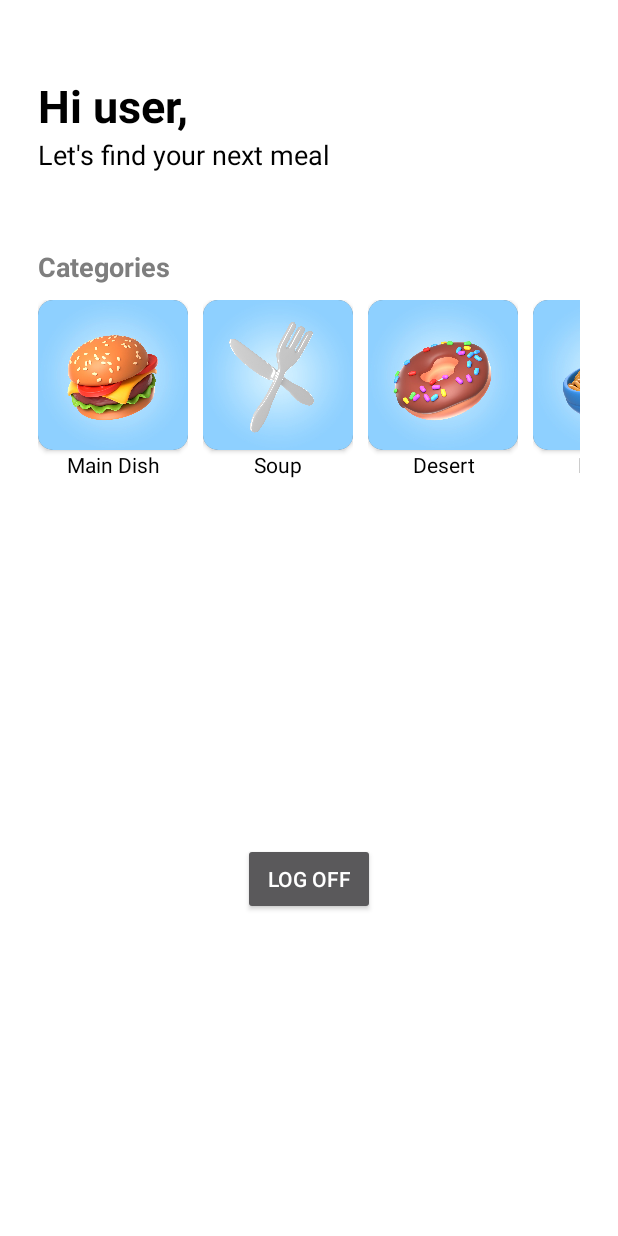
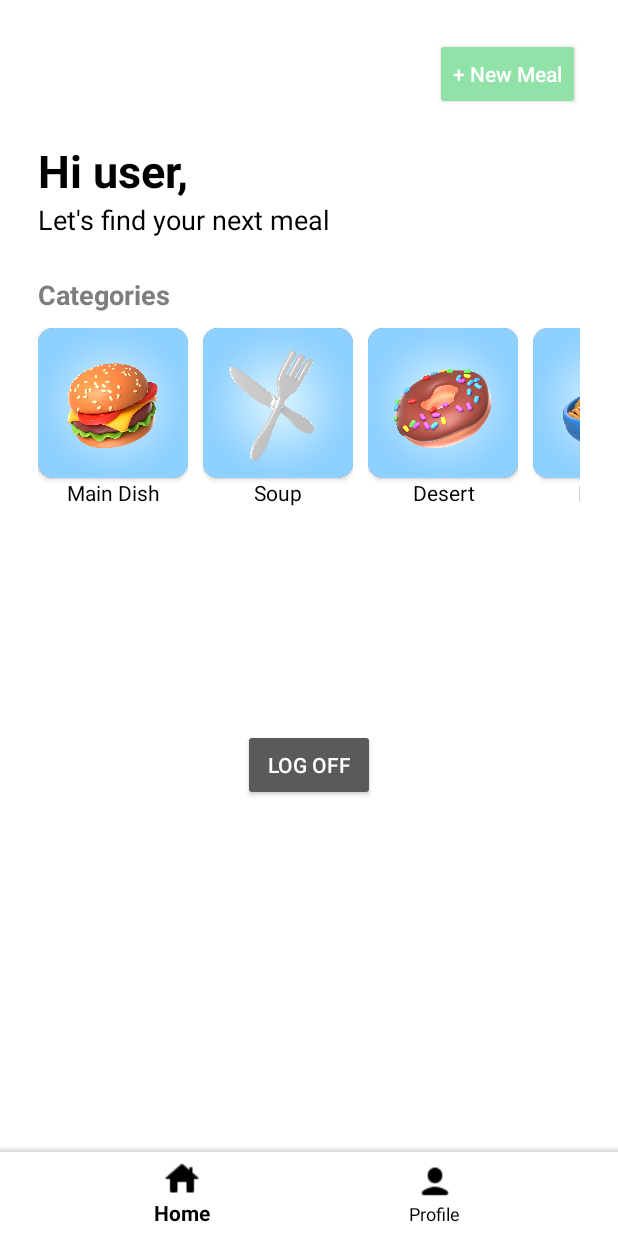
Before and after one commit to kevinluong21/mealer-project, an Android app: the UserWelcome screen opened directly, with no data from a screen before it, on a phone screen of 412 x 824 dp. Run offline under Robolectric (Android 15) with nearby library versions, the phone set to English and light mode, and no system bars; 5 statements that could not run were skipped.

Commit message:
minor UI changes

```diff
--- a/app/src/main/java/com/seg2105/mealer_project/UserWelcome.java
+++ b/app/src/main/java/com/seg2105/mealer_project/UserWelcome.java
@@ -34,16 +34,17 @@ public class UserWelcome extends Activity {
 
 
         textViewWelcomeMessage = findViewById(R.id.textViewWelcome);
-        textViewWelcomeMessage.setText("Hi " + currentUser.getFirstName() + "," + "\n" + "You are logged in as a " + currentUser.getRole());
+        textViewWelcomeMessage.setText("Hi " + currentUser.getFirstName() + ",");
 
         textViewActionPrompt = findViewById(R.id.textViewActionPrompt);
+        textViewActionPrompt.setText("You are logged in as a " + currentUser.getRole());
 
         if (currentUser.getRole().equals("Administrator")) {
             btnAdminComplaints.setVisibility(View.VISIBLE);
         }
 
         if (currentUser.getRole().equals("Cook")) {
-            textViewActionPrompt.setText("What will you create today?");
+//            textViewActionPrompt.setText("What will you create today?");
             if (!MainActivity.loggedInCook.getAccountStatus()) {
                 AlertDialog.Builder suspensionDialog = new AlertDialog.Builder(this);
                 suspensionDialog.setCancelable(false); //cannot close the dialog by clicking outside of the box
@@ -84,7 +85,7 @@ public class UserWelcome extends Activity {
         }
 
         if (currentUser.getRole().equals("Client")) {
-            textViewActionPrompt.setText("Let's find your next meal");
+//            textViewActionPrompt.setText("Let's find your next meal");
         }
 
         btnAdminComplaints.setOnClickListener(new View.OnClickListener() {
--- /dev/null
+++ b/app/src/main/res/drawable/nav_top_shadow.xml
@@ -0,0 +1,9 @@
+<?xml version="1.0" encoding="utf-8"?>
+
+<!--this code was provided by https://stackoverflow.com/questions/41650778/android-bottom-navigation-bar-with-drop-shadow-->
+<shape xmlns:android="http://schemas.android.com/apk/res/android">
+    <gradient
+        android:startColor="#1F000000"
+        android:endColor="@android:color/transparent"
+        android:angle="90" />
+</shape>
--- a/app/src/main/res/layout/activity_clientwelcome.xml
+++ b/app/src/main/res/layout/activity_clientwelcome.xml
@@ -7,16 +7,45 @@
     android:background="#FFFFFF">
 
     <LinearLayout
-        android:id="@+id/linearLayout3"
+        android:id="@+id/layoutAddMeal"
         android:layout_width="match_parent"
         android:layout_height="wrap_content"
         android:layout_marginStart="25dp"
-        android:layout_marginTop="50dp"
+        android:layout_marginTop="25dp"
+        android:layout_marginEnd="25dp"
+        android:gravity="right|center_vertical"
+        android:orientation="horizontal"
+        app:layout_constraintEnd_toEndOf="parent"
+        app:layout_constraintStart_toStartOf="parent"
+        app:layout_constraintTop_toTopOf="parent">
+
+        <Button
+            android:id="@+id/btnAddMeal"
+            android:layout_width="wrap_content"
+            android:layout_height="wrap_content"
+            android:backgroundTint="#90E2A8"
+            android:text="+ New Meal"
+            android:textAlignment="center"
+            android:textAllCaps="false"
+            app:cornerRadius="50dp" />
+    </LinearLayout>
+
+    <LinearLayout
+        android:id="@+id/layoutWelcomeMessage"
+        android:layout_width="match_parent"
+        android:layout_height="wrap_content"
+        android:layout_marginStart="25dp"
+        android:layout_marginTop="20dp"
         android:layout_marginEnd="25dp"
         android:orientation="vertical"
         app:layout_constraintEnd_toEndOf="parent"
         app:layout_constraintStart_toStartOf="parent"
-        app:layout_constraintTop_toTopOf="parent">
+        app:layout_constraintTop_toBottomOf="@+id/layoutAddMeal">
+
+        <LinearLayout
+            android:layout_width="match_parent"
+            android:layout_height="match_parent"
+            android:orientation="horizontal"></LinearLayout>
 
         <TextView
             android:id="@+id/textViewWelcome"
@@ -30,7 +59,7 @@
 
         <TextView
             android:id="@+id/textViewActionPrompt"
-            android:layout_width="match_parent"
+            android:layout_width="wrap_content"
             android:layout_height="wrap_content"
             android:text="Let's find your next meal"
             android:textAlignment="textStart"
@@ -43,12 +72,12 @@
         android:layout_width="match_parent"
         android:layout_height="wrap_content"
         android:layout_marginStart="25dp"
-        android:layout_marginTop="50dp"
+        android:layout_marginTop="25dp"
         android:layout_marginEnd="25dp"
         android:orientation="vertical"
         app:layout_constraintEnd_toEndOf="parent"
         app:layout_constraintStart_toStartOf="parent"
-        app:layout_constraintTop_toBottomOf="@+id/linearLayout3">
+        app:layout_constraintTop_toBottomOf="@+id/layoutWelcomeMessage">
 
         <TextView
             android:id="@+id/textViewCategoriesTitle"
@@ -90,8 +119,8 @@
                             android:id="@+id/imageViewMainDish"
                             android:layout_width="wrap_content"
                             android:layout_height="wrap_content"
-                            tools:srcCompat="@drawable/maindish_icon"
-                            android:src="@drawable/maindish_icon"/>
+                            android:src="@drawable/maindish_icon"
+                            tools:srcCompat="@drawable/maindish_icon" />
 
 
                     </androidx.cardview.widget.CardView>
@@ -122,8 +151,8 @@
                             android:id="@+id/imageViewSoup"
                             android:layout_width="wrap_content"
                             android:layout_height="wrap_content"
-                            tools:srcCompat="@drawable/soup_icon"
-                            android:src="@drawable/soup_icon"/>
+                            android:src="@drawable/soup_icon"
+                            tools:srcCompat="@drawable/soup_icon" />
 
 
                     </androidx.cardview.widget.CardView>
@@ -154,8 +183,8 @@
                             android:id="@+id/imageViewDesert"
                             android:layout_width="wrap_content"
                             android:layout_height="wrap_content"
-                            tools:srcCompat="@drawable/donut_icon"
-                            android:src="@drawable/donut_icon"/>
+                            android:src="@drawable/donut_icon"
+                            tools:srcCompat="@drawable/donut_icon" />
 
 
                     </androidx.cardview.widget.CardView>
@@ -186,8 +215,8 @@
                             android:id="@+id/imageViewItalian"
                             android:layout_width="wrap_content"
                             android:layout_height="wrap_content"
-                            tools:srcCompat="@drawable/pasta_icon"
-                            android:src="@drawable/pasta_icon"/>
+                            android:src="@drawable/pasta_icon"
+                            tools:srcCompat="@drawable/pasta_icon" />
 
 
                     </androidx.cardview.widget.CardView>
@@ -209,14 +238,16 @@
 
     <LinearLayout
         android:layout_width="match_parent"
-        android:layout_height="match_parent"
+        android:layout_height="wrap_content"
+        android:layout_marginStart="25dp"
+        android:layout_marginTop="100dp"
+        android:layout_marginEnd="25dp"
         android:gravity="center"
-        android:orientation="vertical">
+        android:orientation="vertical"
+        app:layout_constraintEnd_toEndOf="parent"
+        app:layout_constraintStart_toStartOf="parent"
+        app:layout_constraintTop_toBottomOf="@+id/layoutCategories">
 
-
-        <Space
-            android:layout_width="10dp"
-            android:layout_height="150dp" />
 
         <Button
             android:id="@+id/btnAdminComplaints"
@@ -224,10 +255,6 @@
             android:layout_height="wrap_content"
             android:text="Proceed to complaints"
             android:visibility="invisible" />
-
-        <Space
-            android:layout_width="match_parent"
-            android:layout_height="150dp" />
 
         <Button
             android:id="@+id/clientLogOffID"
@@ -238,4 +265,32 @@
 
     </LinearLayout>
 
+    <LinearLayout
+        android:layout_width="match_parent"
+        android:layout_height="wrap_content"
+        android:orientation="vertical"
+        app:layout_constraintBottom_toBottomOf="parent"
+        tools:layout_editor_absoluteX="25dp">
+
+        <View
+            android:id="@+id/view"
+            android:layout_width="wrap_content"
+            android:layout_height="4dp"
+            android:layout_weight="1"
+            android:background="@drawable/nav_top_shadow" />
+
+        <com.google.android.material.bottomnavigation.BottomNavigationView
+            style="@style/nav_icon_colours"
+            android:layout_width="match_parent"
+            android:layout_height="match_parent"
+            android:layout_weight="1"
+            android:background="#FFFFFF"
+            app:elevation="10dp"
+            app:itemIconTint="@color/black"
+            app:itemTextColor="#000000"
+            app:labelVisibilityMode="auto"
+            app:menu="@menu/bottom_nav_bar" />
+
+    </LinearLayout>
+
 </androidx.constraintlayout.widget.ConstraintLayout>
--- /dev/null
+++ b/app/src/main/res/menu/bottom_nav_bar.xml
@@ -0,0 +1,12 @@
+<?xml version="1.0" encoding="utf-8"?>
+<menu xmlns:android="http://schemas.android.com/apk/res/android">
+
+    <item
+        android:id="@+id/btnHome"
+        android:icon="@drawable/icons8_home_page_24"
+        android:title="Home" />
+    <item
+        android:id="@+id/btnProfile"
+        android:icon="@drawable/icons8_user_30"
+        android:title="Profile" />
+</menu>
--- a/app/src/main/res/values/styles.xml
+++ b/app/src/main/res/values/styles.xml
@@ -1,4 +1,12 @@
 <resources>
+
+    <!--    code from https://www.geeksforgeeks.org/bottom-navigation-bar-in-android/-->
+    <style name="nav_icon_colours" parent="Theme.MaterialComponents.Light.DarkActionBar">
+        <!-- Customize your theme here. -->
+        <item name="colorPrimary">#000000</item>
+        <item name="colorPrimaryDark">#90E2A8</item>
+        <item name="colorAccent">#757575</item>
+    </style>
 
     <style name="Widget.Theme.Mealerproject.ButtonBar.Fullscreen" parent="">
         <item name="android:background">@color/black_overlay</item>
```
Also changed, not shown: app/src/main/res/drawable/icons8_home_page_24.png (added), app/src/main/res/drawable/icons8_user_30.png (added).
